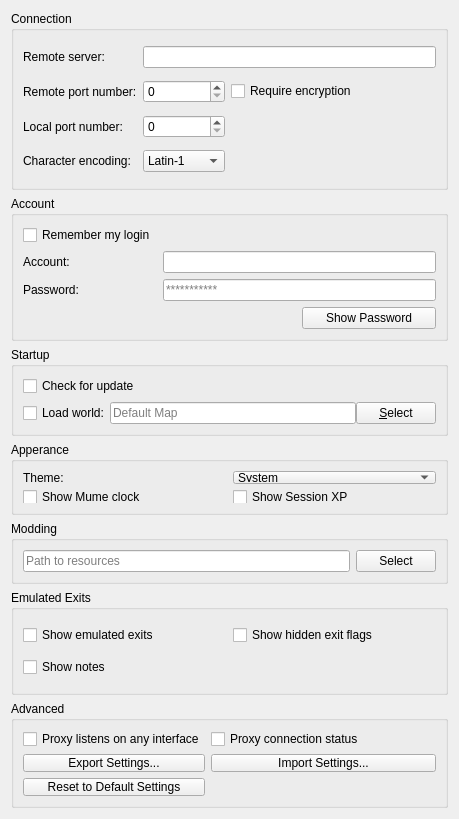
nschimme/MMapper, file src/preferences/generalpage.ui: the form before one commit.
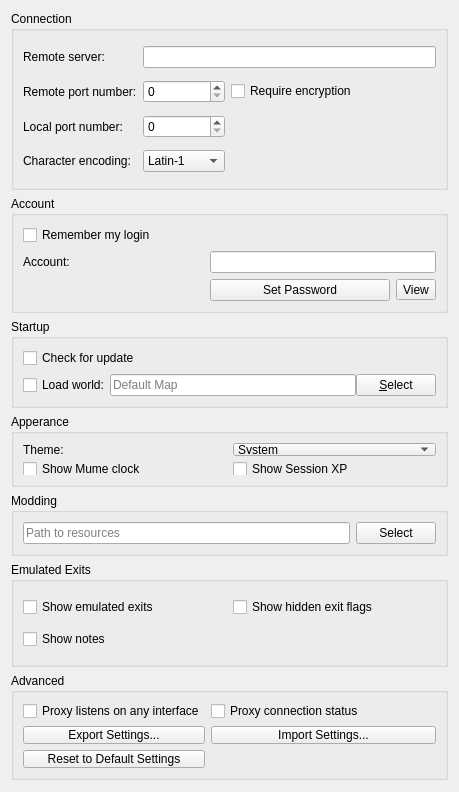
The form after the commit.

Commit message: Refactor PasswordConfig to use account name as key and improve UX

```diff
--- a/src/preferences/generalpage.ui
+++ b/src/preferences/generalpage.ui
@@ -169,33 +169,23 @@
         </property>
        </widget>
       </item>
-      <item row="2" column="0">
-       <widget class="QLabel" name="label_3">
-        <property name="text">
-         <string>Password:</string>
-        </property>
-        <property name="buddy">
-         <cstring>accountPassword</cstring>
-        </property>
-       </widget>
-      </item>
       <item row="1" column="1" colspan="2">
        <widget class="QLineEdit" name="accountName"/>
       </item>
-      <item row="2" column="1" colspan="2">
-       <widget class="QLineEdit" name="accountPassword">
-        <property name="echoMode">
-         <enum>QLineEdit::Password</enum>
-        </property>
-        <property name="placeholderText">
-         <string>***********</string>
+      <item row="2" column="1">
+       <widget class="QPushButton" name="setPassword">
+        <property name="text">
+         <string>Set Password</string>
         </property>
        </widget>
       </item>
-      <item row="3" column="2">
-       <widget class="QPushButton" name="showPassword">
+      <item row="2" column="2">
+       <widget class="QToolButton" name="viewPassword">
         <property name="text">
-         <string>Show Password</string>
+         <string>View</string>
+        </property>
+        <property name="toolTip">
+         <string>View current password</string>
         </property>
        </widget>
       </item>
```
Left out of the diff: 4 changed lines with no effect on the pictures. The commit also changes 9 other files.
